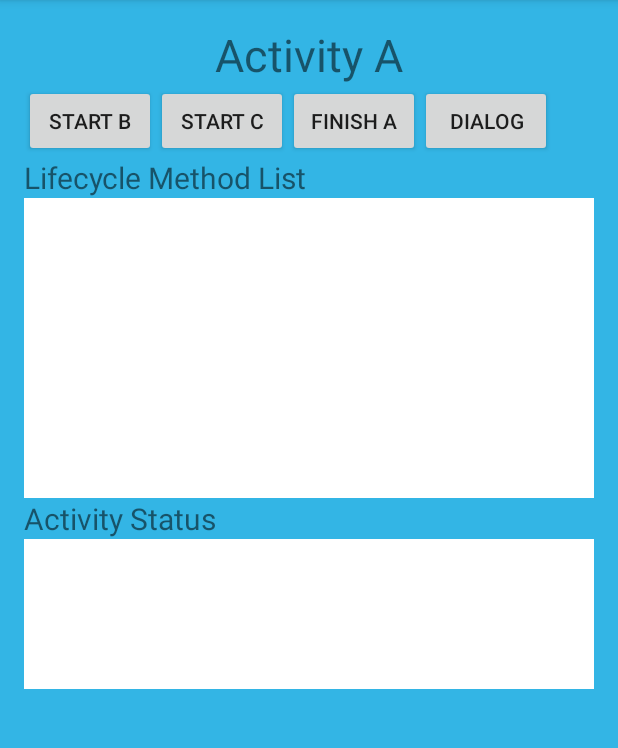
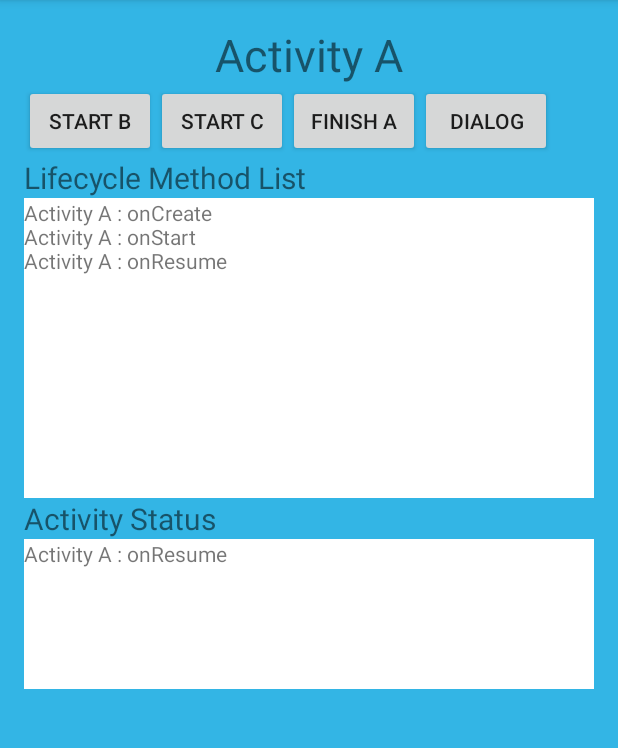
Before and after one commit to sylcrq/Android-Study, an Android app: the screen it shows after launch (AActivity), on a phone screen of 412 x 824 dp, the part 84-832 px from its top. Run offline under Robolectric (Android 15) with nearby library versions, the phone set to English and light mode, and no system bars.

Commit message:
*): Update Activity Lifecycle Demo

```diff
--- a/ActivityLifecycleDemo/app/src/main/AndroidManifest.xml
+++ b/ActivityLifecycleDemo/app/src/main/AndroidManifest.xml
@@ -9,6 +9,7 @@
         android:theme="@style/AppTheme" >
         <activity
             android:name=".AActivity"
+            android:launchMode="singleTask"
             android:label="@string/app_name" >
             <intent-filter>
                 <action android:name="android.intent.action.MAIN" />
@@ -26,6 +27,7 @@
         </activity>
         <activity
             android:name=".DialogActivity"
+            android:theme="@android:style/Theme.Dialog"
             android:label="@string/title_activity_dialog" >
         </activity>
     </application>
--- a/ActivityLifecycleDemo/app/src/main/java/com/example/syl/activitylifecycledemo/AActivity.java
+++ b/ActivityLifecycleDemo/app/src/main/java/com/example/syl/activitylifecycledemo/AActivity.java
@@ -1,16 +1,12 @@
 package com.example.syl.activitylifecycledemo;
 
-import android.app.Activity;
-import android.app.DialogFragment;
 import android.content.Intent;
 import android.support.v7.app.ActionBarActivity;
 import android.os.Bundle;
-import android.test.ActivityUnitTestCase;
 import android.util.Log;
 import android.view.Menu;
 import android.view.MenuItem;
 import android.view.View;
-import android.view.animation.AccelerateInterpolator;
 import android.widget.TextView;
 
 
--- a/ActivityLifecycleDemo/app/src/main/java/com/example/syl/activitylifecycledemo/ActivityStatus.java
+++ b/ActivityLifecycleDemo/app/src/main/java/com/example/syl/activitylifecycledemo/ActivityStatus.java
@@ -1,14 +1,11 @@
 package com.example.syl.activitylifecycledemo;
 
-import android.app.Activity;
 import android.os.Handler;
 import android.widget.TextView;
-
-import org.w3c.dom.Text;
-
 import java.util.ArrayList;
-import java.util.HashMap;
+import java.util.LinkedHashMap;
 import java.util.List;
+import java.util.Map;
 
 /**
  * Created by syl on 15/3/15.
@@ -17,42 +14,45 @@ public class ActivityStatus {
 
     private static final String TAG = "ActivityStatus";
 
+    // ArrayList & LinkedHashMap
     private static List<String> mLifecycleList = new ArrayList<>();
-    private static HashMap<String, String> mStatus = new HashMap<>();
+    private static Map<String, String> mStatus = new LinkedHashMap<>();
 
-    //private static Handler mHandler = new Handler();
+    // Handler
+    private static Handler mHandler = new Handler();
 
     public static void setStatus(String activity, String status) {
-        //mLifecycleList.add(activity + ":" + status);
+        mLifecycleList.add(activity + " : " + status);
 
-        //String value = mStatus.get(activity);
-        //if(value == null) {
-        //    mStatus.put(activity, status);
-        //}else {
-        //    value = status;
-        //}
-        //mStatus.put(activity, status);
+        if(mStatus.containsKey(activity))
+            mStatus.remove(activity);
+
+        mStatus.put(activity, status);
     }
 
-    //public static void printStatus(Activity activity) {
-    public static void printStatus(TextView list, TextView status) {
-        //activity.findViewById(R.id);
+    // Handler postDelayed()
+    // StringBuilder
+    public static void printStatus(final TextView list, final TextView status) {
+        mHandler.postDelayed(new Runnable() {
+            @Override
+            public void run() {
+                StringBuilder builder = new StringBuilder();
 
-//        TextView textView = (TextView)activity.findViewById(R.id.lifecycle_list);
-//
-//        StringBuilder builder = new StringBuilder();
-//        for (int i=0; i<mLifecycleList.size(); i++) {
-//            builder.append(mLifecycleList.get(i) + "\n");
-//        }
-//
-//        textView.setText(mLifecycleList.toString());
-//
-//        TextView textView1 = (TextView)activity.findViewById(R.id.status);
-//        StringBuilder builder1 = new StringBuilder();
-//        builder1.append(mStatus.get(AActivity.TAG) + "\n");
-//        builder1.append(mStatus.get(BActivity.TAG) + "\n");
-//        builder1.append(mStatus.get(CActivity.TAG) + "\n");
-//
-//        textView1.setText(builder1.toString());
+                for(String str : mLifecycleList) {
+                    builder.append(str + "\n");
+                }
+
+                list.setText(builder.toString());
+
+                StringBuilder builder1 = new StringBuilder();
+
+                for(String key : mStatus.keySet()) {
+                    builder1.append(key + " : " + mStatus.get(key) + "\n");
+                }
+
+                status.setText(builder1.toString());
+            }
+        }, 500);
+
     }
 }
--- a/ActivityLifecycleDemo/app/src/main/java/com/example/syl/activitylifecycledemo/BActivity.java
+++ b/ActivityLifecycleDemo/app/src/main/java/com/example/syl/activitylifecycledemo/BActivity.java
@@ -1,6 +1,5 @@
 package com.example.syl.activitylifecycledemo;
 
-import android.app.DialogFragment;
 import android.content.Intent;
 import android.support.v7.app.ActionBarActivity;
 import android.os.Bundle;
--- a/ActivityLifecycleDemo/app/src/main/java/com/example/syl/activitylifecycledemo/CActivity.java
+++ b/ActivityLifecycleDemo/app/src/main/java/com/example/syl/activitylifecycledemo/CActivity.java
@@ -1,6 +1,5 @@
 package com.example.syl.activitylifecycledemo;
 
-import android.app.DialogFragment;
 import android.content.Intent;
 import android.support.v7.app.ActionBarActivity;
 import android.os.Bundle;
--- a/ActivityLifecycleDemo/app/src/main/java/com/example/syl/activitylifecycledemo/DialogActivity.java
+++ b/ActivityLifecycleDemo/app/src/main/java/com/example/syl/activitylifecycledemo/DialogActivity.java
@@ -24,6 +24,7 @@ public class DialogActivity extends Activity {
     public void button_on_click(View view) {
         finish();
     }
+
 //    @Override
 //    public boolean onCreateOptionsMenu(Menu menu) {
 //        // Inflate the menu; this adds items to the action bar if it is present.
--- a/ActivityLifecycleDemo/app/src/main/res/layout/activity_dialog.xml
+++ b/ActivityLifecycleDemo/app/src/main/res/layout/activity_dialog.xml
@@ -7,10 +7,12 @@
 
     <TextView
         android:text="@string/hello_world"
+        android:layout_gravity="center"
         android:layout_width="wrap_content"
         android:layout_height="wrap_content" />
 
     <Button
+        android:layout_gravity="center"
         android:layout_width="wrap_content"
         android:layout_height="wrap_content"
         android:text="@string/dialog_button"
```
